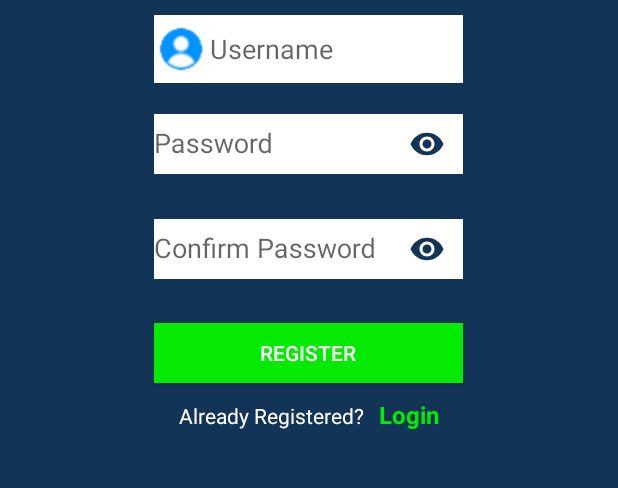
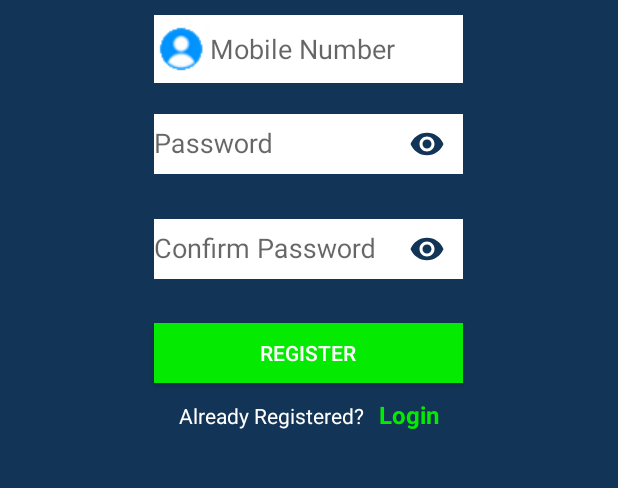
Before and after one commit to Dikshanya/SIH, an Android app: the RegisterActivity screen opened directly, with no data from a screen before it, on a phone screen of 412 x 824 dp, the part 350-838 px from its top. Run offline under Robolectric (Android 15) with nearby library versions, the phone set to English and light mode, and no system bars.

Commit message:
Update activity_register.xml

```diff
--- a/Agroracletry/app/src/main/res/layout/activity_register.xml
+++ b/Agroracletry/app/src/main/res/layout/activity_register.xml
@@ -21,7 +21,7 @@
         android:layout_marginTop="10dp"
         android:background="#ffffff"
         android:drawableLeft="@drawable/username"
-        android:hint="Username"
+        android:hint="@string/mobile"
         android:paddingLeft="2dp"
         app:passwordToggleEnabled="true" />
 
@@ -41,7 +41,7 @@
         android:layout_height="40dp"
         android:drawableLeft="@drawable/password"
         android:background="#ffffff"
-        android:hint="Password"
+        android:hint="@string/password"
         android:inputType="textPassword" />
     </com.google.android.material.textfield.TextInputLayout>
 
@@ -59,7 +59,7 @@
         android:layout_height="40dp"
         android:drawableLeft="@drawable/password"
         android:background="#ffffff"
-        android:hint="Confirm Password"
+        android:hint="@string/confirm_password"
         android:inputType="textPassword" />
 
     </com.google.android.material.textfield.TextInputLayout>
@@ -71,7 +71,7 @@
         android:layout_marginTop="20dp"
         android:background="#04ea00"
         android:textColor="#ffffff"
-        android:text="Register"/>
+        android:text="@string/register"/>
 
     <LinearLayout
         android:layout_width="wrap_content"
@@ -83,7 +83,7 @@
             android:layout_width="wrap_content"
             android:layout_height="35dp"
             android:textColor="#ffffff"
-            android:text="Already Registered?"/>
+            android:text="@string/already_registered"/>
 
         <TextView
             android:id="@+id/textview_login"
@@ -93,7 +93,7 @@
             android:textStyle="bold"
             android:textColor="#04ea00"
             android:textSize="16sp"
-            android:text="Login"/>
+            android:text="@string/login"/>
 
     </LinearLayout>
 
```
